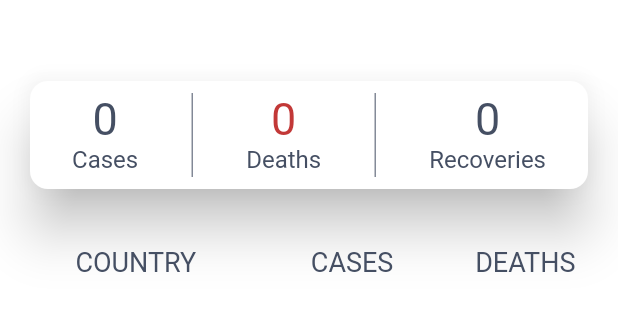
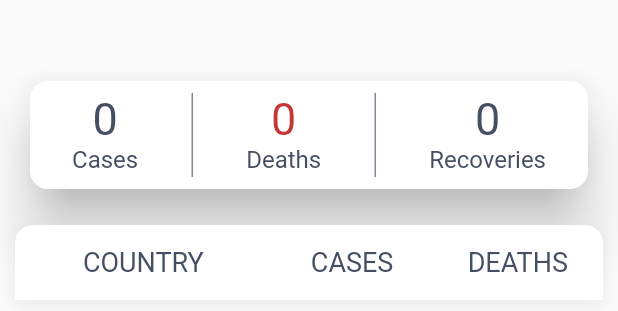
Before and after one commit to Brian-Rojas/Coronavirus, a Flutter app: the Chart widget shown alone on an empty page, opened directly, on a phone screen of 412 x 824 dp. Shown: the top 311 px of the screen. Run offline on Flutter 3.47's test engine with Material 2 defaults, Android fonts, the phone set to English and light mode, and no system bars; our stand-ins replace cloud_firestore, date_format, expandable, google_maps_flutter, location; accounts and stored records are empty.

Commit message:
Fixed table and flag ui

```diff
--- a/lib/chart.dart
+++ b/lib/chart.dart
@@ -43,6 +43,8 @@ class _ChartState extends State<Chart> {
   @override
   Widget build(BuildContext context) {
     return Container(
+      // color: Colors.red,
+      //  color: Colors.white,
       height: MediaQuery.of(context).size.height,
       child: Column(
         children: <Widget>[
@@ -54,10 +56,11 @@ class _ChartState extends State<Chart> {
           ),
           TableTitle(),
           Container(
-              color: Colors.transparent,
+              // color: Colors.transparent,
               // color: Colors.yellow,
               alignment: Alignment.topCenter,
-              height: MediaQuery.of(context).size.height - 283,
+              // height: MediaQuery.of(context).size.height - 283,
+              height: MediaQuery.of(context).size.height - 257,
               width: double.infinity,
               child: StreamBuilder(
                 stream: Firestore.instance
@@ -77,7 +80,7 @@ class _ChartState extends State<Chart> {
               )),
         ],
       ),
-      color: Colors.white,
+
     );
   }
 }
--- a/lib/widgets/table_title.dart
+++ b/lib/widgets/table_title.dart
@@ -16,20 +16,25 @@ class TableTitle extends StatelessWidget {
       height: 50,
       child: Center(
         child: Container(
-          // decoration: new BoxDecoration(
-          //   color: Colors.transparent,
-          //   shape: BoxShape.rectangle,
-          //   borderRadius: new BorderRadius.circular(12),
-          //   boxShadow: <BoxShadow>[
-          //     new BoxShadow(
-          //       color: Colors.black12,
-          //       blurRadius: 10.0,
-          //       offset: new Offset(0.0, 10.0),
-          //     ),
-          //   ],
-          // ),
+          // color: Colors.white,
+          margin: EdgeInsets.only(left: 10, right: 10),
+          decoration: BoxDecoration(
+            boxShadow: [
+              BoxShadow(
+                color: Colors.grey.withOpacity(0.2),
+                spreadRadius: 0,
+                blurRadius: 8,
+                offset: Offset(0, 3),
+              ),
+            ],
+          ),
+          child: ClipRRect(
+            // borderRadius: BorderRadius.circular(12.0),
+            borderRadius: BorderRadius.only(topLeft: Radius.circular(12), topRight: Radius.circular(12)),
+
             child: Container(
-            height: 40,
+              height: 50,
+              color: Colors.white,
               child: Row(
                 mainAxisAlignment: MainAxisAlignment.spaceEvenly,
                 crossAxisAlignment: CrossAxisAlignment.center,
@@ -81,6 +86,7 @@ class TableTitle extends StatelessWidget {
             ),
           ),
         ),
+      ),
     );
   }
 }
```
Also changed, not shown: lib/widgets/table_item.dart (+17 -3 lines). Lines whose indentation alone changed are shown as unchanged.
